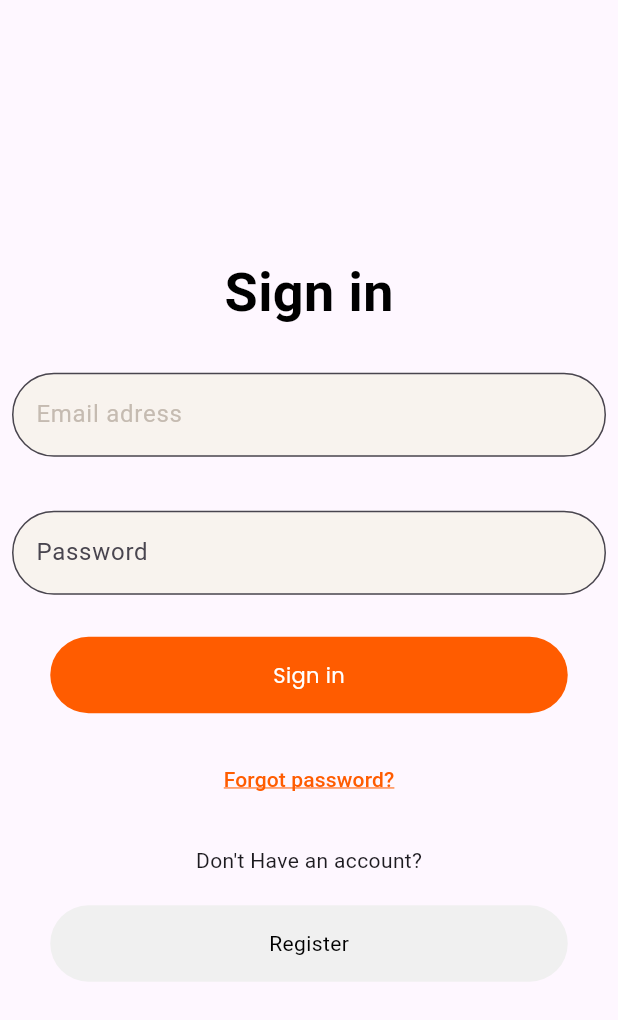
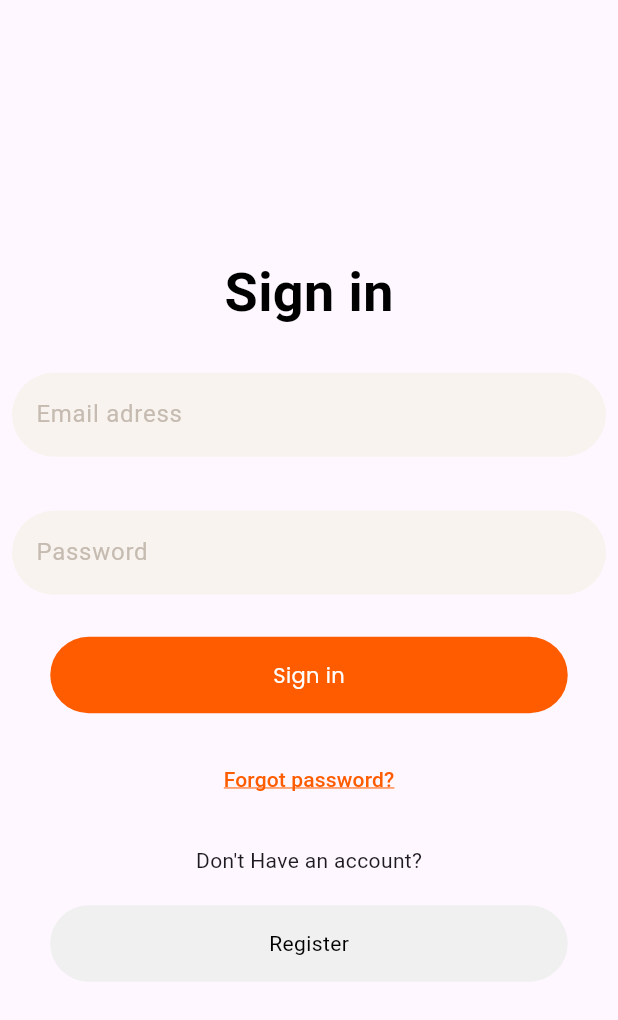
Before and after one commit to Abhishek-dev6/habit-tracker, a Flutter app: the screen it shows after launch, on a phone screen of 412 x 824 dp. Shown: the top 1020 px of the screen. Run offline on Flutter 3.47's test engine with Material 3 defaults, Android fonts, the phone set to English and light mode, and no system bars; our stand-ins replace flutter_svg, google_fonts.

Commit message:
sign in bug fixes

```diff
--- a/lib/settings.dart
+++ b/lib/settings.dart
@@ -17,7 +17,8 @@ class _SettingsState extends State<Settings> {
         body: Padding(
           padding: const EdgeInsets.all(8.0),
           child: Column(
-            crossAxisAlignment: CrossAxisAlignment.start,
+            // crossAxisAlignment: CrossAxisAlignment.start,
+            mainAxisAlignment: MainAxisAlignment.center,
             children: [
               Text(
                 "Notification Settings",
--- a/lib/sign.dart
+++ b/lib/sign.dart
@@ -46,9 +46,14 @@ class _signinState extends State<signin> {
                         labelStyle: TextStyle(color: Color(0XFFC5BBB1)),
                         filled: true,
                         fillColor: Color(0XFFF8F3EE),
-                        border: OutlineInputBorder(
+                        enabledBorder: OutlineInputBorder(
                           borderRadius: BorderRadius.circular(30),
-                        ),
+                          borderSide: BorderSide.none
+
+                        ),focusedBorder: OutlineInputBorder(
+                          borderSide: BorderSide.none
+                        )
+
                       ),
                       validator: (value) {
                         if (value == null || value.isEmpty) {
@@ -69,11 +74,15 @@ class _signinState extends State<signin> {
                       obscureText: true,
                       decoration: InputDecoration(
                         labelText: "Password",
+                        labelStyle: TextStyle(color: Color(0XFFC5BBB1)),
                         filled: true,
                         fillColor: Color(0XFFF8F3EE),
-                        border: OutlineInputBorder(
+                        enabledBorder: OutlineInputBorder(
                           borderRadius: BorderRadius.circular(30),
-                        ),
+                          borderSide: BorderSide.none,
+                        ),focusedBorder: OutlineInputBorder(
+                          borderSide: BorderSide.none,
+                        )
                       ),
                       validator: (value) {
                         if (value == null || value.isEmpty) {
```
